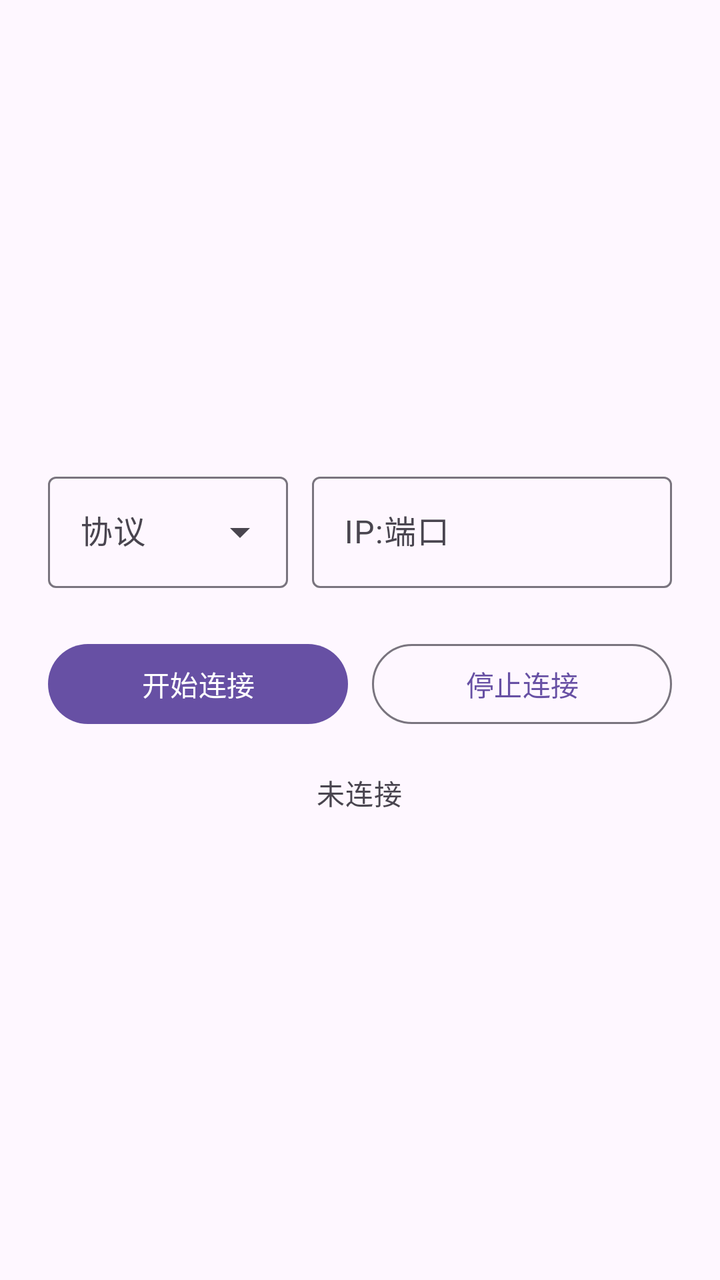
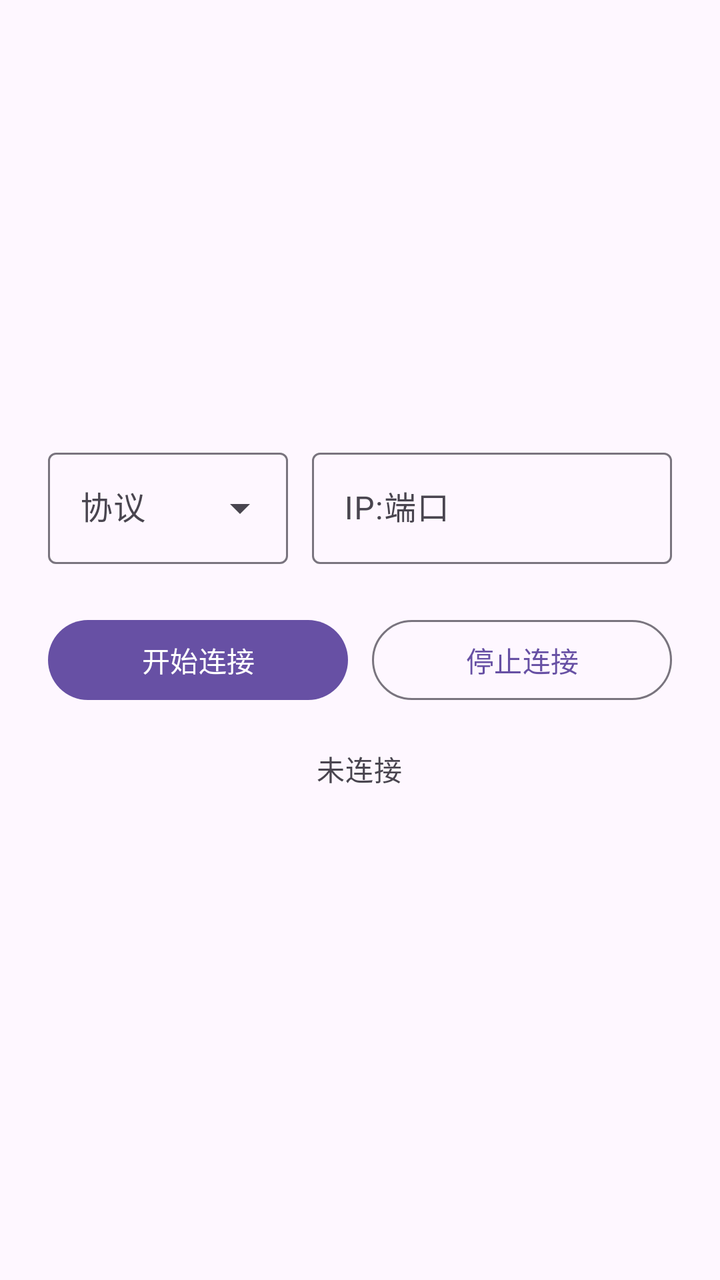

An Android layout rendered at two revisions. The XML below is the earlier revision; the diff shows what the commit changed to produce the second picture.
<!-- AndroidManifest.xml: application theme Theme.ProxyConnect -->
<!-- res/layout/activity_main.xml -->
<?xml version="1.0" encoding="utf-8"?>
<LinearLayout xmlns:android="http://schemas.android.com/apk/res/android"
    android:id="@+id/root"
    android:layout_width="match_parent"
    android:layout_height="match_parent"
    android:gravity="center"
    android:orientation="vertical"
    android:padding="24dp">

    <LinearLayout
        android:layout_width="match_parent"
        android:layout_height="wrap_content"
        android:baselineAligned="false"
        android:orientation="horizontal">

        <com.google.android.material.textfield.TextInputLayout
            android:id="@+id/protocol_layout"
            style="@style/Widget.Material3.TextInputLayout.OutlinedBox.ExposedDropdownMenu"
            android:layout_width="0dp"
            android:layout_height="wrap_content"
            android:layout_weight="2"
            android:hint="@string/protocol_hint">

            <com.google.android.material.textfield.MaterialAutoCompleteTextView
                android:id="@+id/drop_protocol"
                android:layout_width="match_parent"
                android:layout_height="wrap_content"
                android:inputType="none"
                android:maxLines="1" />
        </com.google.android.material.textfield.TextInputLayout>

        <Space
            android:layout_width="12dp"
            android:layout_height="1dp" />

        <com.google.android.material.textfield.TextInputLayout
            android:id="@+id/address_layout"
            style="@style/Widget.Material3.TextInputLayout.OutlinedBox"
            android:layout_width="0dp"
            android:layout_height="wrap_content"
            android:layout_weight="3"
            android:hint="@string/address_hint">

            <com.google.android.material.textfield.TextInputEditText
                android:id="@+id/edit_address"
                android:layout_width="match_parent"
                android:layout_height="wrap_content"
                android:imeOptions="actionDone"
                android:inputType="textUri"
                android:maxLines="1" />
        </com.google.android.material.textfield.TextInputLayout>
    </LinearLayout>

    <LinearLayout
        android:layout_width="match_parent"
        android:layout_height="wrap_content"
        android:layout_marginTop="24dp"
        android:orientation="horizontal">

        <com.google.android.material.button.MaterialButton
            android:id="@+id/btn_start"
            android:layout_width="0dp"
            android:layout_height="wrap_content"
            android:layout_marginEnd="6dp"
            android:layout_weight="1"
            android:text="@string/start_connect" />

        <com.google.android.material.button.MaterialButton
            android:id="@+id/btn_stop"
            style="@style/Widget.Material3.Button.OutlinedButton"
            android:layout_width="0dp"
            android:layout_height="wrap_content"
            android:layout_marginStart="6dp"
            android:layout_weight="1"
            android:text="@string/stop_connect" />
    </LinearLayout>

    <TextView
        android:id="@+id/text_status"
        android:layout_width="wrap_content"
        android:layout_height="wrap_content"
        android:layout_marginTop="20dp"
        android:gravity="center"
        android:text="@string/status_disconnected"
        android:textAppearance="?attr/textAppearanceBodyMedium"
        android:textColor="?attr/colorOnSurfaceVariant" />
</LinearLayout>
<!-- resources referenced by this layout -->
<resources>
  <string name="address_hint">IP:端口</string>
  <string name="protocol_hint">协议</string>
  <string name="start_connect">开始连接</string>
  <string name="status_disconnected">未连接</string>
  <string name="stop_connect">停止连接</string>
  <style name="Theme.ProxyConnect" parent="Theme.Material3.DayNight.NoActionBar" />
</resources>

<!-- the commit's change to res/layout/activity_main.xml (unified diff, before → after) -->
@@ -84,4 +84,12 @@
         android:text="@string/status_disconnected"
         android:textAppearance="?attr/textAppearanceBodyMedium"
         android:textColor="?attr/colorOnSurfaceVariant" />
+
+    <TextView
+        android:id="@+id/text_ram"
+        android:layout_width="wrap_content"
+        android:layout_height="wrap_content"
+        android:layout_marginTop="8dp"
+        android:textAppearance="?attr/textAppearanceBodySmall"
+        android:textColor="?attr/colorOnSurfaceVariant" />
 </LinearLayout>
<!-- resource entries referenced after the edit -->
@@ -5,6 +5,9 @@
   <string name="start_connect">开始连接</string>
   <string name="status_disconnected">未连接</string>
   <string name="stop_connect">停止连接</string>
-  <style name="Theme.ProxyConnect" parent="Theme.Material3.DayNight.NoActionBar" />
+  <style name="Theme.ProxyConnect" parent="Theme.Material3.DayNight.NoActionBar">
+          <item name="android:statusBarColor">@android:color/transparent</item>
+          <item name="android:navigationBarColor">@android:color/transparent</item>
+      </style>
 </resources>
 
